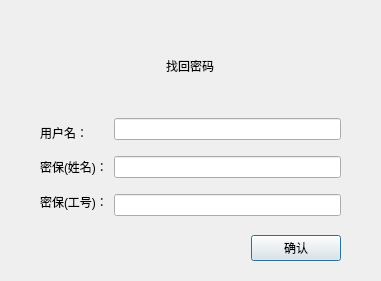
nicaiwojiaoshaba/qt_project, file record_tool/src/ui/retrieve.ui: the form before one commit.
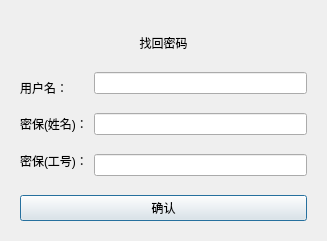
The form after the commit.

What changed in the file:
```diff
--- a/record_tool/src/ui/retrieve.ui
+++ b/record_tool/src/ui/retrieve.ui
@@ -6,8 +6,8 @@
    <rect>
     <x>0</x>
     <y>0</y>
-    <width>381</width>
-    <height>281</height>
+    <width>327</width>
+    <height>241</height>
    </rect>
   </property>
   <property name="maximumSize">
@@ -23,25 +23,9 @@
    <item>
     <widget class="QWidget" name="widget" native="true">
      <layout class="QHBoxLayout" name="horizontalLayout_3">
-      <item>
-       <spacer name="horizontalSpacer_3">
-        <property name="orientation">
-         <enum>Qt::Horizontal</enum>
-        </property>
-        <property name="sizeType">
-         <enum>QSizePolicy::Fixed</enum>
-        </property>
-        <property name="sizeHint" stdset="0">
-         <size>
-          <width>20</width>
-          <height>13</height>
-         </size>
-        </property>
-       </spacer>
-      </item>
       <item>
        <layout class="QVBoxLayout" name="verticalLayout_3">
-        <item alignment="Qt::AlignHCenter">
+        <item>
          <widget class="QLabel" name="label">
           <property name="styleSheet">
            <string notr="true">font: 700 18pt &quot;Yu Gothic UI&quot;;</string>
@@ -49,6 +33,9 @@
           <property name="text">
            <string>找回密码</string>
           </property>
+          <property name="alignment">
+           <set>Qt::AlignCenter</set>
+          </property>
          </widget>
         </item>
         <item>
@@ -94,7 +81,7 @@
               <property name="sizeHint" stdset="0">
                <size>
                 <width>20</width>
-                <height>10</height>
+                <height>13</height>
                </size>
               </property>
              </spacer>
@@ -113,7 +100,7 @@
               <property name="sizeHint" stdset="0">
                <size>
                 <width>20</width>
-                <height>10</height>
+                <height>13</height>
                </size>
               </property>
              </spacer>
@@ -143,19 +130,6 @@
         </item>
         <item>
          <layout class="QHBoxLayout" name="horizontalLayout_2">
-          <item>
-           <spacer name="horizontalSpacer">
-            <property name="orientation">
-             <enum>Qt::Horizontal</enum>
-            </property>
-            <property name="sizeHint" stdset="0">
-             <size>
-              <width>40</width>
-              <height>20</height>
-             </size>
-            </property>
-           </spacer>
-          </item>
           <item>
            <widget class="QPushButton" name="confirm_btn">
             <property name="minimumSize">
@@ -173,22 +147,6 @@
         </item>
        </layout>
       </item>
-      <item>
-       <spacer name="horizontalSpacer_2">
-        <property name="orientation">
-         <enum>Qt::Horizontal</enum>
-        </property>
-        <property name="sizeType">
-         <enum>QSizePolicy::Fixed</enum>
-        </property>
-        <property name="sizeHint" stdset="0">
-         <size>
-          <width>20</width>
-          <height>13</height>
-         </size>
-        </property>
-       </spacer>
-      </item>
      </layout>
     </widget>
    </item>
```
